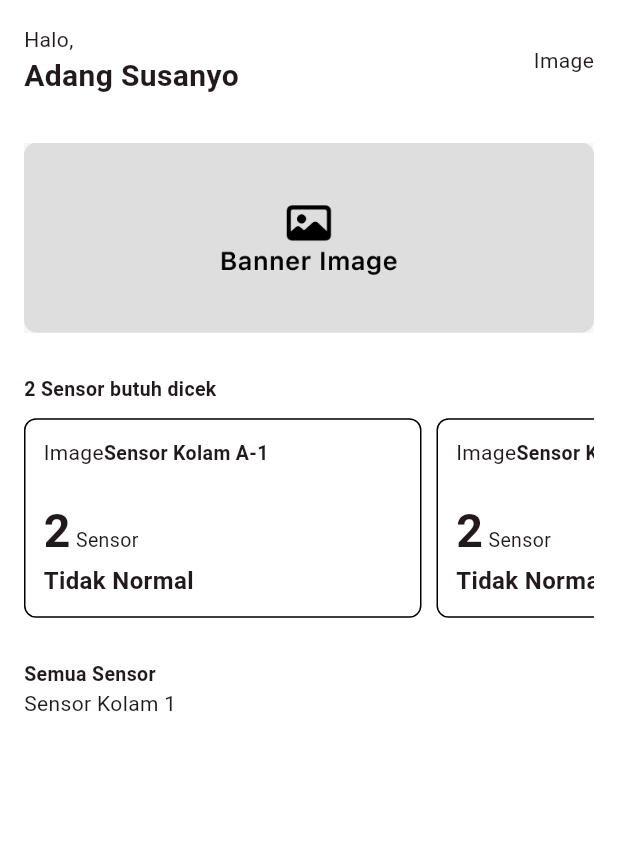
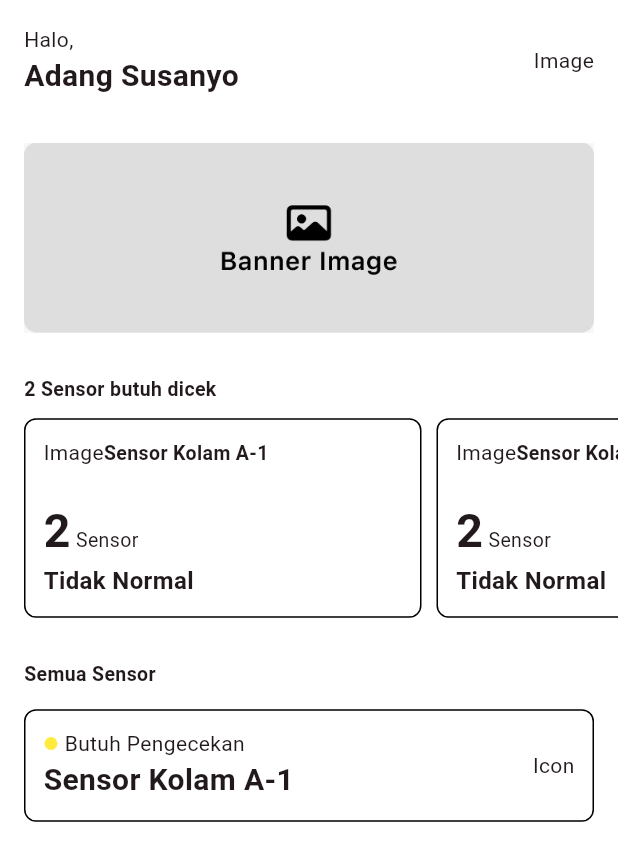
Before and after one commit to haikallf/smart_water_meter, a Flutter app: the screen it shows after launch, on a phone screen of 412 x 824 dp. Shown: the top 861 px of the screen. Run offline on Flutter 3.47's test engine with Material 2 defaults, Android fonts, the phone set to English and light mode, and no system bars.

Commit message:
sensor card

```diff
--- /dev/null
+++ b/lib/components/sensor_card.dart
@@ -0,0 +1,45 @@
+import 'package:flutter/material.dart';
+
+class SensorCard extends StatefulWidget {
+  const SensorCard({super.key});
+
+  @override
+  State<SensorCard> createState() => _SensorCardState();
+}
+
+class _SensorCardState extends State<SensorCard> {
+  @override
+  Widget build(BuildContext context) {
+    return Container(
+      padding: EdgeInsets.all(12),
+      decoration: BoxDecoration(
+          borderRadius: BorderRadius.circular(8),
+          border: Border.all(color: Colors.black)),
+      child: Row(mainAxisAlignment: MainAxisAlignment.spaceBetween, children: [
+        Column(
+          crossAxisAlignment: CrossAxisAlignment.start,
+          children: [
+            Row(
+              children: [
+                Icon(
+                  Icons.circle,
+                  color: Colors.yellow,
+                  size: 10,
+                ),
+                SizedBox(
+                  width: 4,
+                ),
+                Text("Butuh Pengecekan")
+              ],
+            ),
+            Text(
+              "Sensor Kolam A-1",
+              style: TextStyle(fontSize: 20, fontWeight: FontWeight.w700),
+            )
+          ],
+        ),
+        Text("Icon")
+      ]),
+    );
+  }
+}
--- a/lib/pages/home_page.dart
+++ b/lib/pages/home_page.dart
@@ -1,5 +1,6 @@
 import 'package:flutter/material.dart';
 import 'package:smart_water_meter/components/abnormal_sensor_card.dart';
+import 'package:smart_water_meter/components/sensor_card.dart';
 
 class HomePage extends StatefulWidget {
   const HomePage({super.key});
@@ -14,15 +15,13 @@ class _HomePageState extends State<HomePage> {
     return Scaffold(
       backgroundColor: Colors.white,
       body: SafeArea(
-        child: Padding(
-          padding: EdgeInsets.symmetric(horizontal: 16),
         child: Align(
           alignment: Alignment.topLeft,
           child:
               Column(crossAxisAlignment: CrossAxisAlignment.start, children: [
             // MARK: Heading
             Padding(
-                padding: EdgeInsets.symmetric(vertical: 16),
+              padding: const EdgeInsets.all(16),
               child: Row(
                 mainAxisAlignment: MainAxisAlignment.spaceBetween,
                 children: [
@@ -44,22 +43,19 @@ class _HomePageState extends State<HomePage> {
 
             // MARK: Banner
             Padding(
-                padding: EdgeInsets.symmetric(vertical: 14),
+              padding: const EdgeInsets.symmetric(vertical: 14, horizontal: 16),
               child: Image(image: AssetImage('assets/banner-image.jpeg')),
             ),
 
             // MARK: Abnormal Sensors
             Padding(
-                padding: const EdgeInsets.symmetric(
-                  vertical: 14,
-                ),
+              padding: const EdgeInsets.only(top: 14, left: 16, bottom: 14),
               child: Column(
                 crossAxisAlignment: CrossAxisAlignment.start,
                 children: [
                   Text(
                     "2 Sensor butuh dicek",
-                      style:
-                          TextStyle(fontSize: 13, fontWeight: FontWeight.w700),
+                    style: TextStyle(fontSize: 13, fontWeight: FontWeight.w700),
                   ),
                   SizedBox(
                     height: 10,
@@ -78,15 +74,15 @@ class _HomePageState extends State<HomePage> {
                         //       child: Text("Item 1")),
                         // ),
                         Container(
-                            margin: EdgeInsets.only(right: 10),
+                          margin: const EdgeInsets.only(right: 10),
                           child: AbnormalSensorCard(),
                         ),
                         Container(
-                            margin: EdgeInsets.only(right: 10),
+                          margin: const EdgeInsets.only(right: 10),
                           child: AbnormalSensorCard(),
                         ),
                         Container(
-                            margin: EdgeInsets.only(right: 10),
+                          margin: const EdgeInsets.only(right: 10),
                           child: AbnormalSensorCard(),
                         ),
                       ],
@@ -98,24 +94,24 @@ class _HomePageState extends State<HomePage> {
 
             // MARK: All Sensors
             Padding(
-                padding: EdgeInsets.symmetric(vertical: 14),
+              padding: EdgeInsets.symmetric(vertical: 14, horizontal: 16),
               child: Column(
                   crossAxisAlignment: CrossAxisAlignment.start,
                   children: [
                     const Text(
                       "Semua Sensor",
-                        style: TextStyle(
-                            fontSize: 13, fontWeight: FontWeight.w700),
+                      style:
+                          TextStyle(fontSize: 13, fontWeight: FontWeight.w700),
                     ),
-                      Container(
-                        child: Text("Sensor Kolam 1"),
-                      )
+                    SizedBox(
+                      height: 14,
+                    ),
+                    SensorCard(),
                   ]),
             ),
           ]),
         ),
       ),
-      ),
     );
   }
 }
```
Lines whose indentation alone changed are shown as unchanged.
